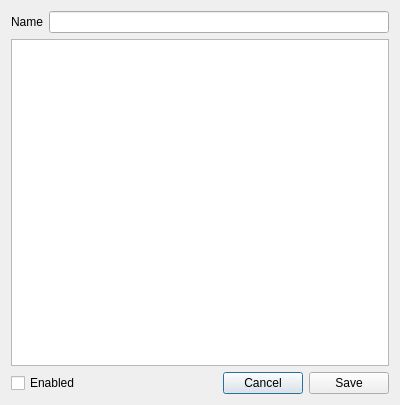
Qt form interface/eventdialog.ui (Kuszki/AVR-Monitor) before a commit.
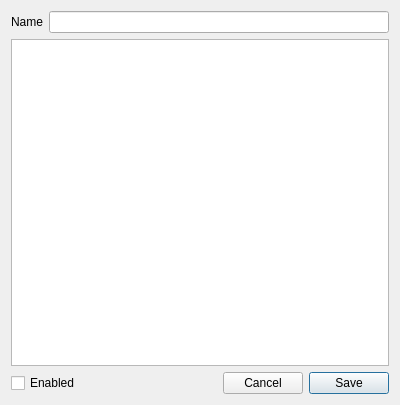
The same form after that commit. Icons and pictures are not drawn. Custom widgets are drawn as their Qt base class.

What changed in the file:
```diff
--- a/interface/eventdialog.ui
+++ b/interface/eventdialog.ui
@@ -66,6 +66,9 @@
        <property name="text">
         <string>Save</string>
        </property>
+       <property name="default">
+        <bool>true</bool>
+       </property>
       </widget>
      </item>
     </layout>
```
Left out of the diff: 6 changed lines with no effect on the pictures.
